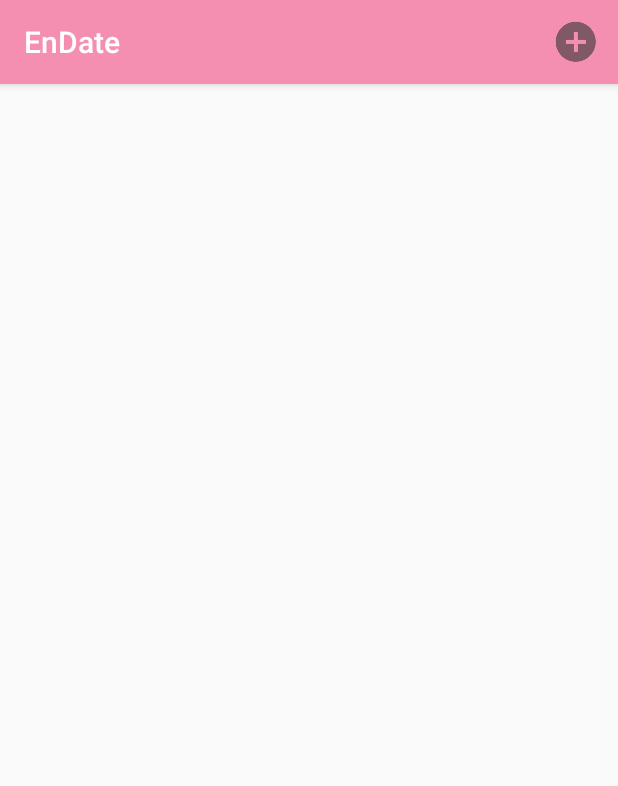
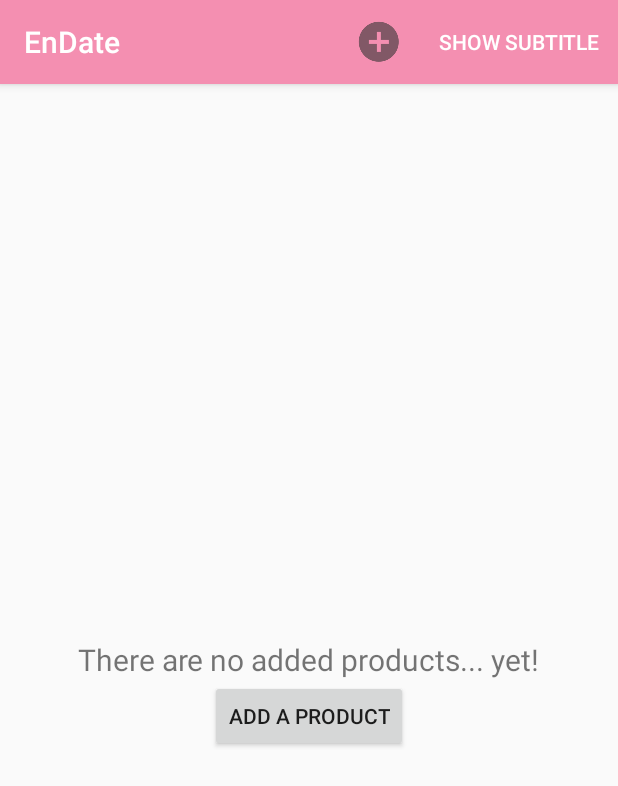
Before and after one commit to anchhub/learnitgirl, an Android app: the screen it shows after launch (ProductListActivity), on a phone screen of 412 x 824 dp. Shown: the top 786 px of the screen. Run offline under Robolectric (Android 15) with nearby library versions, the phone set to English and light mode, and no system bars.

Commit message:
Adding delete feature
User is able to remove items from the list

```diff
--- a/app/src/main/java/com/example/android/endate/ProductDataStash.java
+++ b/app/src/main/java/com/example/android/endate/ProductDataStash.java
@@ -15,11 +15,11 @@ import java.util.List;
 import java.util.UUID;
 
 
-public class ProductDataStash {
+class ProductDataStash {
 
     private static ProductDataStash sProductDataStash;
     private Context mContext;
-    private SQLiteDatabase mDatabase;
+    private static SQLiteDatabase mDatabase;
 
     public static ProductDataStash get(Context context){
         if (sProductDataStash == null) {
@@ -38,6 +38,14 @@ public class ProductDataStash {
         ContentValues values = getContentValues(p);
 
         mDatabase.insert(ProductTable.NAME, null, values);
+    }
+
+    public static void deleteProduct(Product product) {
+        mDatabase.delete(
+                ProductTable.NAME,
+                ProductTable.Cols.UUID + " = ?",
+                new String[] {product.getId().toString()}
+        );
     }
 
     public List<Product> getProducts() {
@@ -88,7 +96,7 @@ public class ProductDataStash {
         ContentValues values = new ContentValues();
         values.put(ProductTable.Cols.UUID, product.getId().toString());
         values.put(ProductTable.Cols.NAME, product.getProductName());
-        values.put(ProductTable.Cols.DATE, product.getExpirationDate().toString());
+        values.put(ProductTable.Cols.DATE, product.getExpirationDate().getTime());
 
         return values;
     }
--- a/app/src/main/java/com/example/android/endate/ProductListFragment.java
+++ b/app/src/main/java/com/example/android/endate/ProductListFragment.java
@@ -3,6 +3,7 @@ package com.example.android.endate;
 import android.content.Intent;
 import android.os.Bundle;
 import android.support.v4.app.Fragment;
+import android.support.v7.app.AppCompatActivity;
 import android.support.v7.widget.LinearLayoutManager;
 import android.support.v7.widget.RecyclerView;
 import android.text.format.DateFormat;
@@ -12,6 +13,8 @@ import android.view.MenuInflater;
 import android.view.MenuItem;
 import android.view.View;
 import android.view.ViewGroup;
+import android.widget.Button;
+import android.widget.RelativeLayout;
 import android.widget.TextView;
 
 import java.util.List;
@@ -20,6 +23,10 @@ public class ProductListFragment extends Fragment {
 
     private RecyclerView mProductRecyclerView;
     private ProductAdapter mAdapter;
+    private RelativeLayout mEmptyView;
+    private Button mEmptyViewAddButton;
+    private boolean mSubtitleVisible;
+    private static final String SAVED_SUBTITLE_VISIBLE = "subtitle";
 
     @Override
     public void onCreate(Bundle savedInstanceState) {
@@ -31,10 +38,23 @@ public class ProductListFragment extends Fragment {
     public View onCreateView(LayoutInflater inflater, ViewGroup container, Bundle savedInstanceState) {
         View view = inflater.inflate(R.layout.fragment_product_list, container, false);
 
+        mEmptyView = (RelativeLayout) view.findViewById(R.id.empty_view);
+        mEmptyViewAddButton = (Button) mEmptyView.findViewById(R.id.empty_view_add_button);
+
+        mEmptyViewAddButton.setOnClickListener(new View.OnClickListener() {
+            @Override
+            public void onClick(View view) {
+                addAProduct();
+            }
+        });
+
         mProductRecyclerView = (RecyclerView) view.findViewById(R.id.product_recycler_view);
         mProductRecyclerView.setLayoutManager(new LinearLayoutManager(getActivity()));
 
-        updateUI();
+        if (savedInstanceState != null) {
+            mSubtitleVisible = savedInstanceState
+                    .getBoolean(SAVED_SUBTITLE_VISIBLE);
+        }
 
         return view;
     }
@@ -46,24 +66,52 @@ public class ProductListFragment extends Fragment {
     }
 
     @Override
+    public void onSaveInstanceState(Bundle outState) {
+        super.onSaveInstanceState(outState);
+        outState.putBoolean(SAVED_SUBTITLE_VISIBLE, mSubtitleVisible);
+    }
+
+
+
+    @Override
     public void onCreateOptionsMenu(Menu menu, MenuInflater inflater) {
         super.onCreateOptionsMenu(menu, inflater);
         inflater.inflate(R.menu.fragment_product_list, menu);
+
+        MenuItem subtitleItem = menu.findItem(R.id.menu_item_show_subtitle);
+        if (mSubtitleVisible) {
+            subtitleItem.setTitle(R.string.hide_subtitle);
+        } else {
+            subtitleItem.setTitle(R.string.show_subtitle);
+        }
     }
 
     @Override
     public boolean onOptionsItemSelected(MenuItem item) {
         switch (item.getItemId()) {
             case R.id.menu_item_new_product:
-                Product product = new Product();
-                ProductDataStash.get(getActivity()).addProduct(product);
-                Intent intent = ProductPagerActivity
-                        .newIntent(getActivity(), product.getId());
-                startActivity(intent);
+                addAProduct();
+                return true;
+            case R.id.menu_item_show_subtitle:
+                mSubtitleVisible = !mSubtitleVisible;
+                getActivity().invalidateOptionsMenu();
+                updateSubtitle();
                 return true;
             default:
                 return super.onOptionsItemSelected(item);
         }
+    }
+
+    private void updateSubtitle() {
+        ProductDataStash productDataStash = ProductDataStash.get(getActivity());
+        int productCount = productDataStash.getProducts().size();
+        String subtitle = getResources()
+                .getQuantityString(R.plurals.subtitle_plural, productCount, productCount);
+        if (!mSubtitleVisible) {
+            subtitle = null;
+        }
+        AppCompatActivity activity = (AppCompatActivity) getActivity();
+        activity.getSupportActionBar().setSubtitle(subtitle);
     }
 
     private void updateUI() {
@@ -77,6 +125,13 @@ public class ProductListFragment extends Fragment {
             mAdapter.setProducts(products);
             mAdapter.notifyDataSetChanged();
         }
+
+        if (mAdapter.getItemCount() == 0) {
+                        mEmptyView.setVisibility(View.VISIBLE);
+                   } else {
+                       mEmptyView.setVisibility(View.GONE);
+        }
+        updateSubtitle();
     }
 
     private class ProductHolder extends RecyclerView.ViewHolder
@@ -141,5 +196,12 @@ public class ProductListFragment extends Fragment {
         }
     }
 
+    private void addAProduct() {
+        Product product = new Product();
+        ProductDataStash.get(getActivity()).addProduct(product);
+        Intent intent = ProductPagerActivity
+                .newIntent(getActivity(), product.getId());
+        startActivity(intent);
+    }
 
 }
--- a/app/src/main/res/layout/fragment_product_list.xml
+++ b/app/src/main/res/layout/fragment_product_list.xml
@@ -1,5 +1,36 @@
-<android.support.v7.widget.RecyclerView
-    xmlns:android="http://schemas.android.com/apk/res/android"
-    android:id="@+id/product_recycler_view"
+<RelativeLayout xmlns:android="http://schemas.android.com/apk/res/android"
+
     android:layout_width="match_parent"
-    android:layout_height="match_parent"/>
+    android:layout_height="match_parent">
+
+
+    <android.support.v7.widget.RecyclerView xmlns:android="http://schemas.android.com/apk/res/android"
+        android:id="@+id/product_recycler_view"
+        android:layout_width="match_parent"
+        android:layout_height="match_parent" />
+
+    <RelativeLayout
+        android:id="@+id/empty_view"
+        android:layout_width="match_parent"
+        android:layout_height="match_parent"
+        android:visibility="gone">
+
+        <TextView
+            android:id="@+id/empty_view_text_view"
+            android:layout_width="wrap_content"
+            android:layout_height="wrap_content"
+            android:layout_centerInParent="true"
+            android:text="@string/empty_view_text_view"
+            android:textSize="20sp" />
+
+        <Button
+            android:id="@+id/empty_view_add_button"
+            android:layout_width="wrap_content"
+            android:layout_height="wrap_content"
+            android:layout_below="@id/empty_view_text_view"
+            android:layout_centerInParent="true"
+            android:text="@string/empty_view_add_button" />
+
+    </RelativeLayout>
+
+</RelativeLayout>
--- a/app/src/main/res/menu/fragment_product_list.xml
+++ b/app/src/main/res/menu/fragment_product_list.xml
@@ -8,4 +8,9 @@
     android:icon = "@drawable/ic_menu_add"
     app:showAsAction="ifRoom|withText" />
 
+    <item
+        android:title = "@string/show_subtitle"
+        android:id = "@+id/menu_item_show_subtitle"
+        app:showAsAction="ifRoom" />
+
 </menu>
--- a/app/src/main/res/values/strings.xml
+++ b/app/src/main/res/values/strings.xml
@@ -9,5 +9,17 @@
     <string name="product_name_label">Product name</string>
     <string name="date_picker_title">Product\'s expiration date:</string>
     <string name="new_product">New Product</string>
+    <string name="show_subtitle">Show Subtitle</string>
+    <string name="hide_subtitle">Hide Subtitle</string>
+    <plurals name="subtitle_plural">
+               <item quantity="one">%1$s product</item>
+                <item quantity="other">%1$s products</item>
+            </plurals>
 
+    <string name="toast_delete_product">Product has been removed!</string>
+    <string name="delete_product">Remove product</string>
+
+    <!-- Empty List view -->
+    <string name="empty_view_text_view">There are no added products... yet!</string>
+      <string name="empty_view_add_button">Add a product</string>
 </resources>
```
Also changed, not shown: app/src/main/java/com/example/android/endate/ProductDetailFragment.java (+31 -0 lines), app/src/main/res/menu/fragment_product.xml (added, +9 -0 lines), app/src/main/res/drawable-hdpi/ic_menu_delete.png (added), app/src/main/res/drawable-mdpi/ic_menu_delete.png (added), app/src/main/res/drawable-xhdpi/ic_menu_delete.png (added), app/src/main/res/drawable-xxhdpi/ic_menu_delete.png (added).
